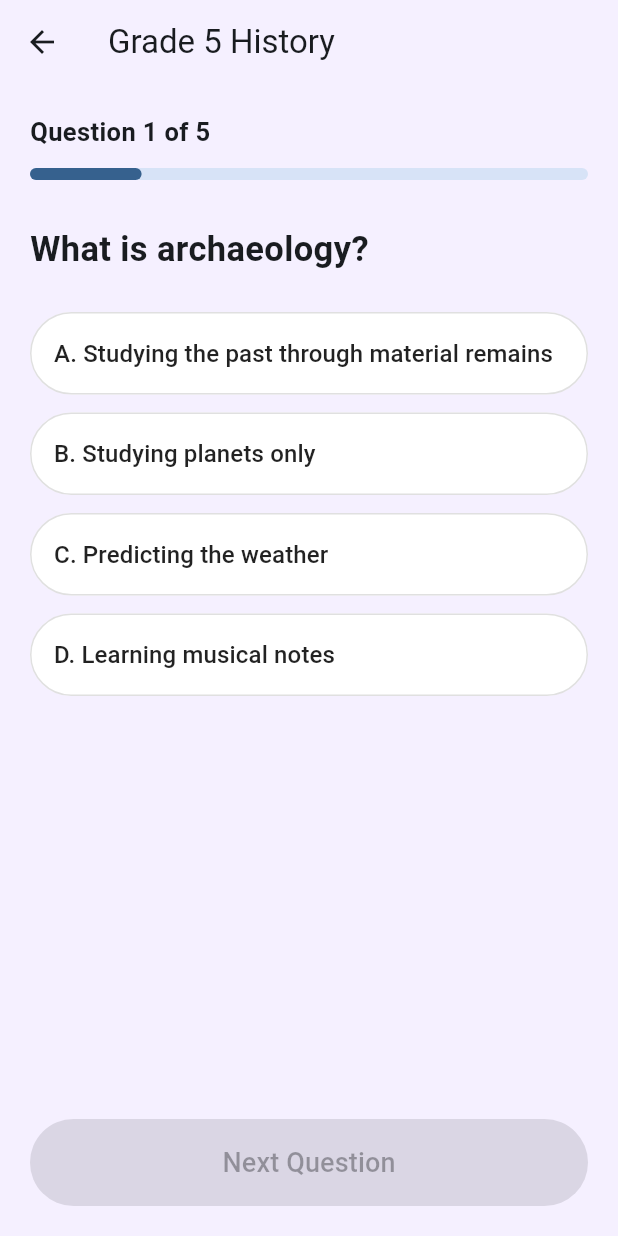
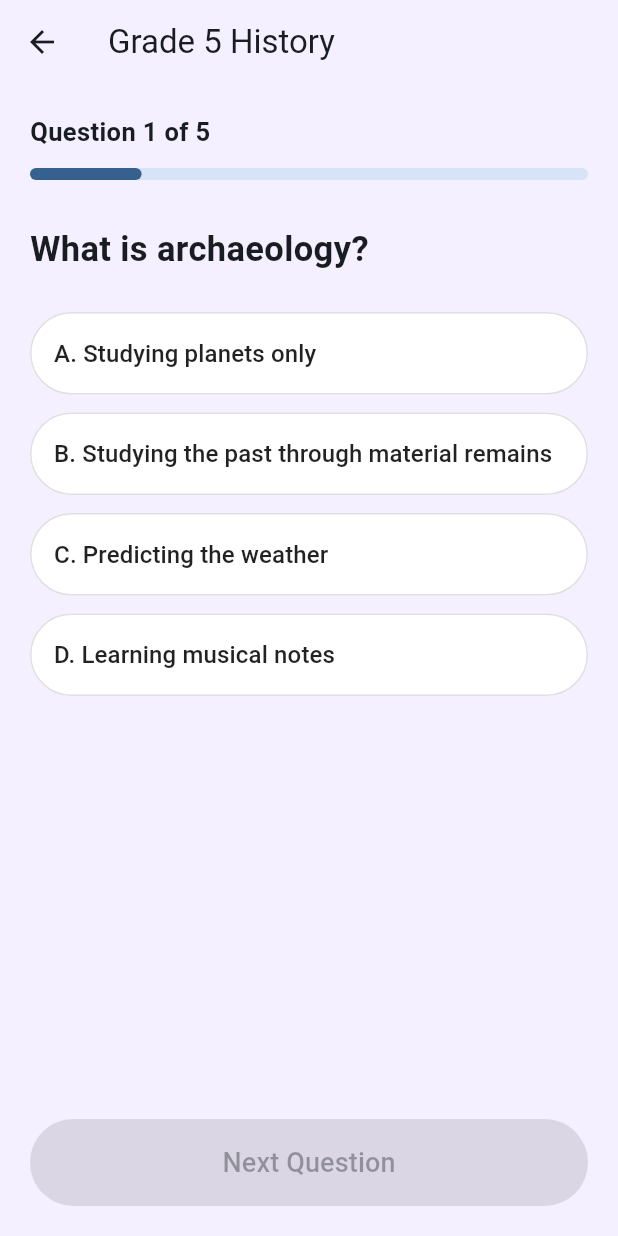
Before and after one commit to alwa-17/HistoryKids, a Flutter app: the screen it shows after launch, after a tap on an icon or button, on a phone screen of 412 x 824 dp. Run offline on Flutter 3.47's test engine with Material 3 defaults, Android fonts, the phone set to English and light mode, and no system bars; our stand-ins replace material_ui.

Commit message:
WTC-VUXLLL5T

```diff
--- a/lib/data/history_questions.dart
+++ b/lib/data/history_questions.dart
@@ -4,13 +4,13 @@ const Map<int, List<HistoryQuestion>> historyQuestions = {
   4: [
     HistoryQuestion(
       question: 'What do historians study?',
-      options: ['The past', 'The future', 'Outer space only', 'Weather only'],
-      correctAnswer: 0,
+      options: ['The future','The past',  'Outer space only', 'Weather only'],
+      correctAnswer: 1,
     ),
     HistoryQuestion(
       question: 'Which object can help us learn about the past?',
-      options: ['A fossil', 'A new phone', 'A fresh sandwich', 'A balloon'],
-      correctAnswer: 0,
+      options: ['A new phone', 'A fresh sandwich', 'A fossil',  'A balloon'],
+      correctAnswer: 2,
     ),
     HistoryQuestion(
       question: 'What is an oral history?',
@@ -35,24 +35,24 @@ const Map<int, List<HistoryQuestion>> historyQuestions = {
     HistoryQuestion(
       question: 'Why do we study history?',
       options: [
-        'To understand the past',
         'To predict every event',
         'To avoid reading',
         'To stop learning',
+        'To understand the past',
       ],
-      correctAnswer: 0,
+      correctAnswer: 3,
     ),
   ],
   5: [
     HistoryQuestion(
       question: 'What is archaeology?',
       options: [
+        'Studying planets only',
         'Studying the past through material remains',
-        'Studying planets only',
         'Predicting the weather',
         'Learning musical notes',
       ],
-      correctAnswer: 0,
+      correctAnswer: 1,
     ),
     HistoryQuestion(
       question: 'What is an artefact?',
@@ -134,12 +134,12 @@ const Map<int, List<HistoryQuestion>> historyQuestions = {
     HistoryQuestion(
       question: 'Why is it important to preserve historical heritage?',
       options: [
-        'To help future generations understand the past',
         'To erase historical evidence',
         'To prevent people from learning',
+        'To help future generations understand the past',
         'To replace all museums',
       ],
-      correctAnswer: 0,
+      correctAnswer: 2,
     ),
   ],
 };
--- a/lib/main.dart
+++ b/lib/main.dart
@@ -1,5 +1,5 @@
+import 'package:material_ui/material_ui.dart';
 
-import 'package:flutter/material.dart';
 import 'pages/grade_selection.dart';
 
 void main() {
@@ -15,9 +15,7 @@ class HistoryKidsApp extends StatelessWidget {
       title: 'HistoryKids',
       debugShowCheckedModeBanner: false,
       theme: ThemeData(
-        colorScheme: ColorScheme.fromSeed(
-          seedColor: Colors.blue,
-        ),
+        colorScheme: ColorScheme.fromSeed(seedColor: Colors.blue),
         useMaterial3: true,
       ),
       home: const GradeSelectionPage(),
--- a/lib/pages/grade_selection.dart
+++ b/lib/pages/grade_selection.dart
@@ -1,4 +1,4 @@
-import 'package:flutter/material.dart';
+import 'package:material_ui/material_ui.dart';
 
 import 'quiz_page.dart';
 
--- a/lib/pages/quiz_page.dart
+++ b/lib/pages/quiz_page.dart
@@ -1,5 +1,5 @@
 
-import 'package:flutter/material.dart';
+import 'package:material_ui/material_ui.dart';
 import '../data/history_questions.dart';
 import '../models/history_question.dart';
 import 'result_page.dart';
--- a/lib/pages/result_page.dart
+++ b/lib/pages/result_page.dart
@@ -1,4 +1,4 @@
-import 'package:flutter/material.dart';
+import 'package:material_ui/material_ui.dart';
 
 class ResultPage extends StatelessWidget {
   final int score;
--- a/pubspec.yaml
+++ b/pubspec.yaml
@@ -35,6 +35,7 @@ dependencies:
   # Use with the CupertinoIcons class for iOS style icons.
   cupertino_icons: ^1.0.8
 
+  material_ui: any
 dev_dependencies:
   flutter_test:
     sdk: flutter
```
Also changed, not shown: pubspec.lock, 2 other files.
